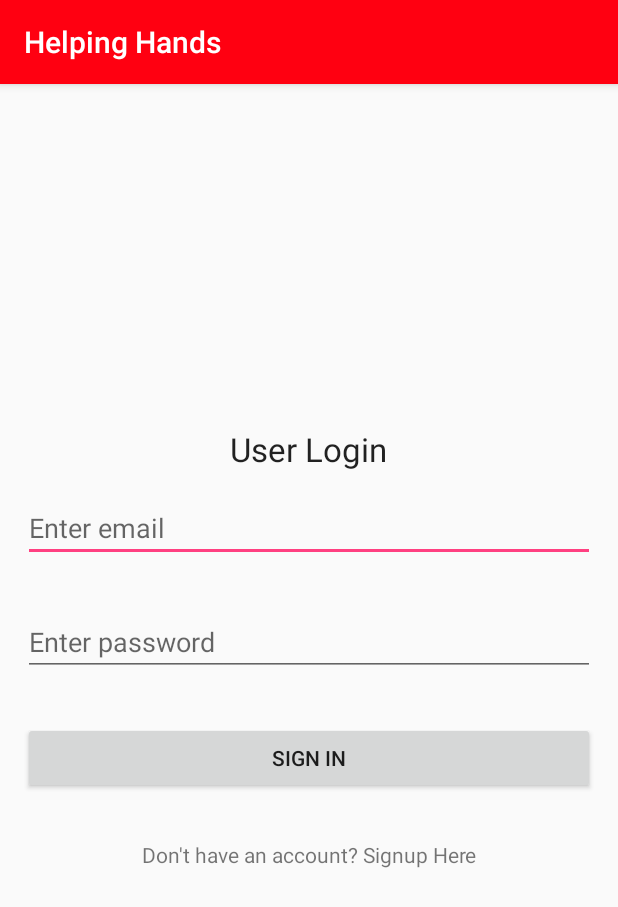
After one commit to dkp1903/HelpingHands, an Android app: the LoginActivity screen opened directly, with no data from a screen before it, on a phone screen of 412 x 824 dp. The commit adds this screen. Shown: the top 907 px of the screen. Run offline under Robolectric (Android 15) with nearby library versions, the phone set to English and light mode, and no system bars; our stand-ins replace Firebase (no records; nobody signed in at launch, a user with empty details on screens opened directly).

Commit message:
User login added separately

```diff
--- a/app/src/main/AndroidManifest.xml
+++ b/app/src/main/AndroidManifest.xml
@@ -16,7 +16,7 @@
         android:supportsRtl="true"
         android:theme="@style/AppTheme"
         tools:ignore="GoogleAppIndexingWarning">
-
+        <activity android:name=".LoginActivity"></activity>
         <activity
             android:id="@+id/SplashScreen"
             android:name=".SplashScreenActivity"
@@ -30,9 +30,7 @@
         <activity android:name=".dummy.signup" />
         <activity
             android:name=".MainActivity"
-            android:label="@string/app_name">
-        </activity> <!-- <activity android:name=".MainActivity" /> -->
-
+            android:label="@string/app_name"></activity> <!-- <activity android:name=".MainActivity" /> -->
         <activity
             android:id="@+id/LoginIntern"
             android:name=".InternLogin"
--- /dev/null
+++ b/app/src/main/java/app/dkp1903/helpinghands/LoginActivity.java
@@ -0,0 +1,123 @@
+package app.dkp1903.helpinghands;
+
+import android.app.ProgressDialog;
+import android.content.Intent;
+import android.support.annotation.NonNull;
+import android.support.v7.app.AppCompatActivity;
+import android.os.Bundle;
+import android.text.TextUtils;
+import android.view.View;
+import android.widget.Button;
+import android.widget.EditText;
+import android.widget.TextView;
+import android.widget.Toast;
+
+import com.google.android.gms.tasks.OnCompleteListener;
+import com.google.android.gms.tasks.Task;
+import com.google.firebase.auth.AuthResult;
+import com.google.firebase.auth.FirebaseAuth;
+
+import app.dkp1903.helpinghands.MainActivity;
+import app.dkp1903.helpinghands.R;
+import app.dkp1903.helpinghands.TaskListActivity;
+
+public class LoginActivity extends AppCompatActivity implements View.OnClickListener {
+
+
+    //defining views
+    private Button buttonSignIn;
+    private EditText editTextEmail;
+    private EditText editTextPassword;
+    private TextView textViewSignup;
+
+    //firebase auth object
+    private FirebaseAuth firebaseAuth;
+
+    //progress dialog
+    private ProgressDialog progressDialog;
+
+
+    @Override
+    protected void onCreate(Bundle savedInstanceState) {
+        super.onCreate(savedInstanceState);
+        setContentView(R.layout.activity_login);
+
+        //getting firebase auth object
+        firebaseAuth = FirebaseAuth.getInstance();
+
+        //if the objects getcurrentuser method is not null
+        //means user is already logged in
+        /*
+        if(firebaseAuth.getCurrentUser() != null){
+            //close this activity
+            finish();
+            //opening profile activity
+            startActivity(new Intent(getApplicationContext(), TaskListActivity.class));
+        }
+        */
+
+        //initializing views
+        editTextEmail = (EditText) findViewById(R.id.editTextEmail);
+        editTextPassword = (EditText) findViewById(R.id.editTextPassword);
+        buttonSignIn = (Button) findViewById(R.id.buttonSignin);
+        textViewSignup  = (TextView) findViewById(R.id.textViewSignUp);
+
+        progressDialog = new ProgressDialog(this);
+
+        //attaching click listener
+        buttonSignIn.setOnClickListener(this);
+        textViewSignup.setOnClickListener(this);
+    }
+
+    //method for user login
+    private void userLogin(){
+        String email = editTextEmail.getText().toString().trim();
+        String password  = editTextPassword.getText().toString().trim();
+
+
+        //checking if email and passwords are empty
+        if(TextUtils.isEmpty(email)){
+            Toast.makeText(this,"Please enter email",Toast.LENGTH_LONG).show();
+            return;
+        }
+
+        if(TextUtils.isEmpty(password)){
+            Toast.makeText(this,"Please enter password",Toast.LENGTH_LONG).show();
+            return;
+        }
+
+        //if the email and password are not empty
+        //displaying a progress dialog
+
+        progressDialog.setMessage("Registering Please Wait...");
+        progressDialog.show();
+
+        //logging in the user
+        firebaseAuth.signInWithEmailAndPassword(email, password)
+                .addOnCompleteListener(this, new OnCompleteListener<AuthResult>() {
+                    @Override
+                    public void onComplete(@NonNull Task<AuthResult> task) {
+                        progressDialog.dismiss();
+                        //if the task is successfull
+                        if(task.isSuccessful()){
+                            //start the profile activity
+                            finish();
+                            startActivity(new Intent(getApplicationContext(), TaskListActivity.class));
+                        }
+                    }
+                });
+
+    }
+
+    @Override
+    public void onClick(View view) {
+        if(view == buttonSignIn){
+            userLogin();
+        }
+
+        if(view == textViewSignup){
+            finish();
+            startActivity(new Intent(this, MainActivity.class));
+        }
+    }
+}
--- /dev/null
+++ b/app/src/main/res/layout/activity_login.xml
@@ -0,0 +1,56 @@
+<RelativeLayout xmlns:android="http://schemas.android.com/apk/res/android"
+    xmlns:tools="http://schemas.android.com/tools"
+    android:layout_width="match_parent"
+    android:layout_height="match_parent"
+
+    tools:context="app.dkp1903.helpinghands.LoginActivity">
+
+
+    <LinearLayout
+        android:layout_centerVertical="true"
+        android:layout_width="match_parent"
+        android:layout_height="wrap_content"
+        android:orientation="vertical">
+
+        <TextView
+            android:layout_width="wrap_content"
+            android:layout_height="wrap_content"
+            android:textAppearance="?android:attr/textAppearanceLarge"
+            android:text="User Login"
+            android:id="@+id/textView"
+            android:layout_gravity="center_horizontal" />
+
+        <EditText
+            android:id="@+id/editTextEmail"
+            android:layout_width="match_parent"
+            android:layout_height="wrap_content"
+            android:layout_margin="15dp"
+            android:hint="Enter email"
+            android:inputType="textEmailAddress" />
+
+        <EditText
+            android:id="@+id/editTextPassword"
+            android:layout_width="match_parent"
+            android:layout_height="wrap_content"
+            android:layout_margin="15dp"
+            android:hint="Enter password"
+            android:inputType="textPassword" />
+
+        <Button
+            android:id="@+id/buttonSignin"
+            android:layout_width="match_parent"
+            android:layout_height="wrap_content"
+            android:layout_margin="15dp"
+            android:text="Sign In" />
+
+        <TextView
+            android:text="Don't have an account? Signup Here"
+            android:id="@+id/textViewSignUp"
+            android:textAlignment="center"
+            android:layout_margin="15dp"
+            android:layout_width="match_parent"
+            android:layout_height="wrap_content" />
+
+    </LinearLayout>
+
+</RelativeLayout>
```
Also changed, not shown: app/src/main/java/app/dkp1903/helpinghands/InternLogin.kt (deleted, +0 -299 lines), app/src/main/java/app/dkp1903/helpinghands/MainActivity.kt (+8 -2 lines), app/src/main/res/layout/activity_intern_login.xml (deleted, +0 -86 lines), app/src/main/res/layout/activity_main.xml (+15 -1 lines).
